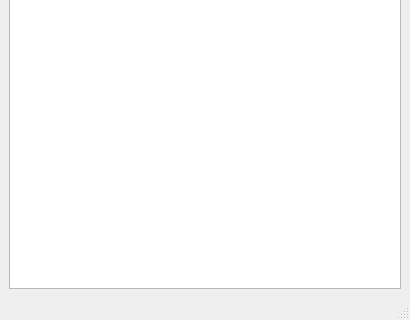
Old version of the form designer/ui_jobStatus.ui in the repository neutrons/addie; both pictures show x 0 to 410 and y 272 to 592 of the 410 by 592 pixel window.
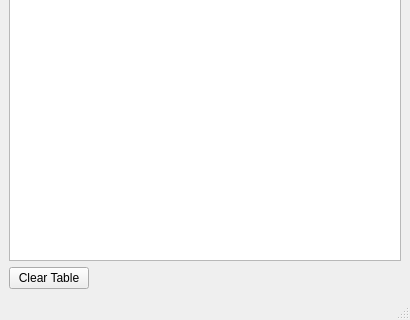
New version of the form.

What changed in the file:
```diff
--- a/designer/ui_jobStatus.ui
+++ b/designer/ui_jobStatus.ui
@@ -37,6 +37,30 @@
       </column>
      </widget>
     </item>
+    <item>
+     <layout class="QHBoxLayout" name="horizontalLayout">
+      <item>
+       <widget class="QPushButton" name="clear_table">
+        <property name="text">
+         <string>Clear Table</string>
+        </property>
+       </widget>
+      </item>
+      <item>
+       <spacer name="horizontalSpacer">
+        <property name="orientation">
+         <enum>Qt::Horizontal</enum>
+        </property>
+        <property name="sizeHint" stdset="0">
+         <size>
+          <width>40</width>
+          <height>20</height>
+         </size>
+        </property>
+       </spacer>
+      </item>
+     </layout>
+    </item>
    </layout>
   </widget>
   <widget class="QMenuBar" name="menubar">
```
Left out of the diff: 22 changed lines with no effect on the pictures.
